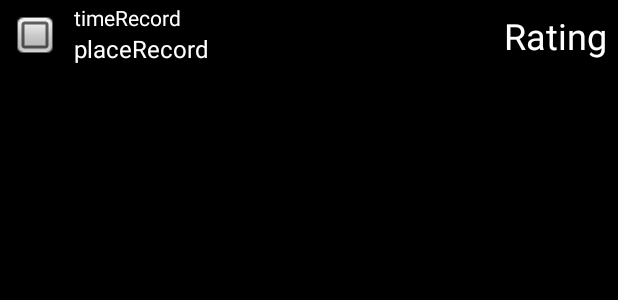
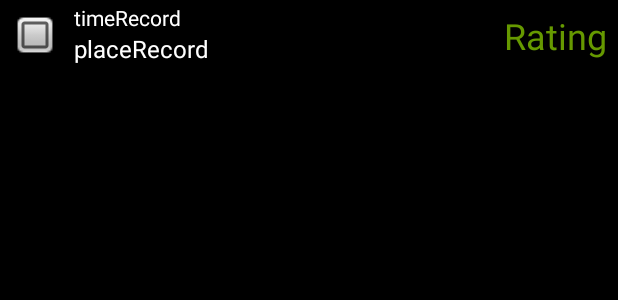
Before and after one commit to MobileMining/Group6-The-minions-EcoDriver, an Android app: the layout activity_analyze_drives_listview_row.xml on its own in the app's theme, with its tools: preview values and no code run, on a phone screen of 412 x 824 dp. Shown: the top 300 px of the screen. Run offline under Robolectric (Android 15) with nearby library versions, the phone set to English and light mode, and no system bars.

Commit message:
Change the colour of Rating

```diff
--- a/app/src/main/res/layout/activity_analyze_drives_listview_row.xml
+++ b/app/src/main/res/layout/activity_analyze_drives_listview_row.xml
@@ -55,7 +55,7 @@
         android:text="Rating"
         android:id="@+id/tvRating"
         android:textSize="@dimen/abc_text_size_headline_material"
-        android:textColor="@android:color/background_light"
+        android:textColor="@android:color/holo_green_dark"
         android:layout_marginTop="7dp"
         android:layout_marginEnd="7dp"
         android:layout_alignParentEnd="true"/>
```
